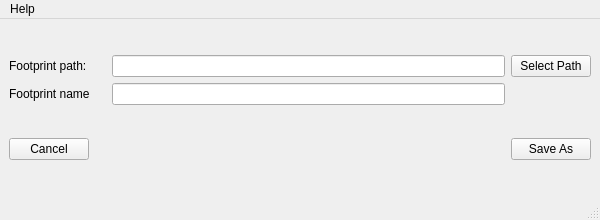
Old version of the form ExportFootprintDialog.ui in the repository dom11990/Kicad_MakePolygon.
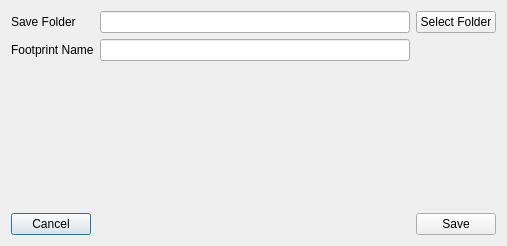
New version of the form.

Commit message: adding shell dialog for saving as footprint

Diff of the .ui file:
```diff
--- a/ExportFootprintDialog.ui
+++ b/ExportFootprintDialog.ui
@@ -1,109 +1,30 @@
 <?xml version="1.0" encoding="UTF-8"?>
 <ui version="4.0">
  <class>mw_ExportFootprint</class>
- <widget class="QMainWindow" name="mw_ExportFootprint">
-  <property name="windowModality">
-   <enum>Qt::ApplicationModal</enum>
-  </property>
+ <widget class="QDialog" name="mw_ExportFootprint">
   <property name="geometry">
    <rect>
     <x>0</x>
     <y>0</y>
-    <width>600</width>
-    <height>220</height>
+    <width>507</width>
+    <height>246</height>
    </rect>
   </property>
-  <property name="sizePolicy">
-   <sizepolicy hsizetype="Expanding" vsizetype="Expanding">
-    <horstretch>0</horstretch>
-    <verstretch>0</verstretch>
-   </sizepolicy>
-  </property>
-  <property name="maximumSize">
-   <size>
-    <width>600</width>
-    <height>400</height>
-   </size>
-  </property>
   <property name="windowTitle">
    <string>Export Footprint</string>
   </property>
-  <widget class="QWidget" name="centralwidget">
-   <layout class="QVBoxLayout" name="verticalLayout">
-    <item>
      <layout class="QGridLayout" name="gridLayout">
-      <item row="0" column="0">
-       <widget class="QLabel" name="label">
-        <property name="text">
-         <string>Footprint path:</string>
-        </property>
-       </widget>
-      </item>
-      <item row="1" column="4">
-       <layout class="QHBoxLayout" name="horizontalLayout_2">
-        <item>
-         <widget class="QLineEdit" name="le_FootprintName"/>
-        </item>
-       </layout>
-      </item>
-      <item row="0" column="1" colspan="2">
-       <spacer name="horizontalSpacer">
-        <property name="orientation">
-         <enum>Qt::Horizontal</enum>
-        </property>
-        <property name="sizeType">
-         <enum>QSizePolicy::Minimum</enum>
-        </property>
-        <property name="sizeHint" stdset="0">
-         <size>
-          <width>10</width>
-          <height>20</height>
-         </size>
-        </property>
-       </spacer>
-      </item>
-      <item row="0" column="4">
-       <widget class="QLineEdit" name="le_FootprintPath"/>
-      </item>
-      <item row="0" column="5">
-       <widget class="QPushButton" name="b_SelectPath">
-        <property name="text">
-         <string>Select Path</string>
-        </property>
-       </widget>
-      </item>
-      <item row="1" column="0">
-       <widget class="QLabel" name="label_2">
-        <property name="text">
-         <string>Footprint name</string>
-        </property>
-       </widget>
-      </item>
-     </layout>
-    </item>
-    <item>
+   <item row="3" column="1">
      <layout class="QHBoxLayout" name="horizontalLayout">
-      <property name="sizeConstraint">
-       <enum>QLayout::SetDefaultConstraint</enum>
-      </property>
       <item>
        <widget class="QPushButton" name="b_Cancel">
-        <property name="sizePolicy">
-         <sizepolicy hsizetype="Minimum" vsizetype="Fixed">
-          <horstretch>0</horstretch>
-          <verstretch>0</verstretch>
-         </sizepolicy>
-        </property>
-        <property name="toolTip">
-         <string/>
-        </property>
         <property name="text">
          <string>Cancel</string>
         </property>
        </widget>
       </item>
       <item>
-       <spacer name="horizontalSpacer_2">
+      <spacer name="horizontalSpacer">
         <property name="orientation">
          <enum>Qt::Horizontal</enum>
         </property>
@@ -117,56 +38,58 @@
       </item>
       <item>
        <widget class="QPushButton" name="b_Save">
-        <property name="sizePolicy">
-         <sizepolicy hsizetype="Minimum" vsizetype="Fixed">
-          <horstretch>0</horstretch>
-          <verstretch>0</verstretch>
-         </sizepolicy>
-        </property>
-        <property name="maximumSize">
+       <property name="text">
+        <string>Save</string>
+       </property>
+      </widget>
+     </item>
+    </layout>
+   </item>
+   <item row="1" column="1">
+    <layout class="QGridLayout" name="gridLayout_2">
+     <item row="0" column="0">
+      <widget class="QLabel" name="label">
+       <property name="text">
+        <string>Save Folder</string>
+       </property>
+      </widget>
+     </item>
+     <item row="0" column="3">
+      <widget class="QPushButton" name="b_SelectPath">
+       <property name="text">
+        <string>Select Folder</string>
+       </property>
+      </widget>
+     </item>
+     <item row="1" column="0">
+      <widget class="QLabel" name="label_2">
+       <property name="text">
+        <string>Footprint Name</string>
+       </property>
+      </widget>
+     </item>
+     <item row="0" column="2">
+      <widget class="QLineEdit" name="lineEdit"/>
+     </item>
+     <item row="1" column="2">
+      <widget class="QLineEdit" name="lineEdit_2"/>
+     </item>
+    </layout>
+   </item>
+   <item row="2" column="1">
+    <spacer name="verticalSpacer">
+     <property name="orientation">
+      <enum>Qt::Vertical</enum>
+     </property>
+     <property name="sizeHint" stdset="0">
          <size>
-          <width>16777215</width>
-          <height>16777215</height>
-         </size>
-        </property>
-        <property name="text">
-         <string>Save As</string>
-        </property>
-       </widget>
-      </item>
-     </layout>
-    </item>
-   </layout>
-  </widget>
-  <widget class="QMenuBar" name="menubar">
-   <property name="geometry">
-    <rect>
-     <x>0</x>
-     <y>0</y>
-     <width>600</width>
-     <height>30</height>
-    </rect>
-   </property>
-   <widget class="QMenu" name="menuHelp">
-    <property name="title">
-     <string>Help</string>
-    </property>
-    <addaction name="actionHow_to_use"/>
-    <addaction name="actionAbout"/>
-   </widget>
-   <addaction name="menuHelp"/>
-  </widget>
-  <widget class="QStatusBar" name="statusbar"/>
-  <action name="actionHow_to_use">
-   <property name="text">
-    <string>How to use?</string>
-   </property>
-  </action>
-  <action name="actionAbout">
-   <property name="text">
-    <string>About</string>
-   </property>
-  </action>
+       <width>20</width>
+       <height>40</height>
+      </size>
+     </property>
+    </spacer>
+   </item>
+  </layout>
  </widget>
  <resources/>
  <connections/>
```
Left out of the diff: 2 changed lines with no effect on the pictures. Lines whose indentation alone changed are shown as unchanged. The commit also changes 5 other files.
